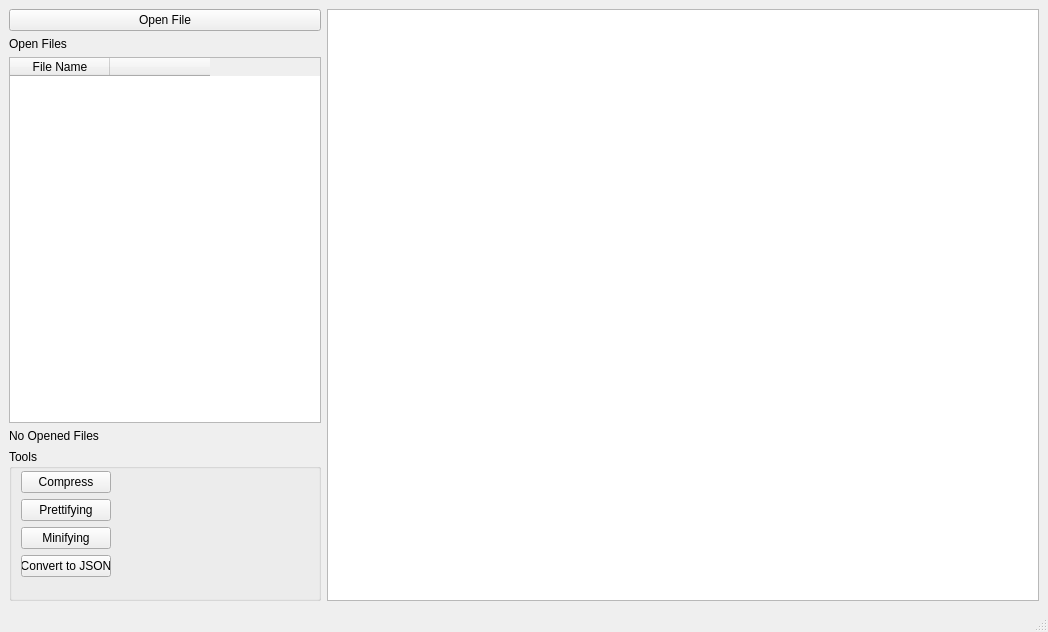
Qt form Frontend/XML_Editor/mainwindow.ui (Loayelshall/XML-Editor) before a commit.
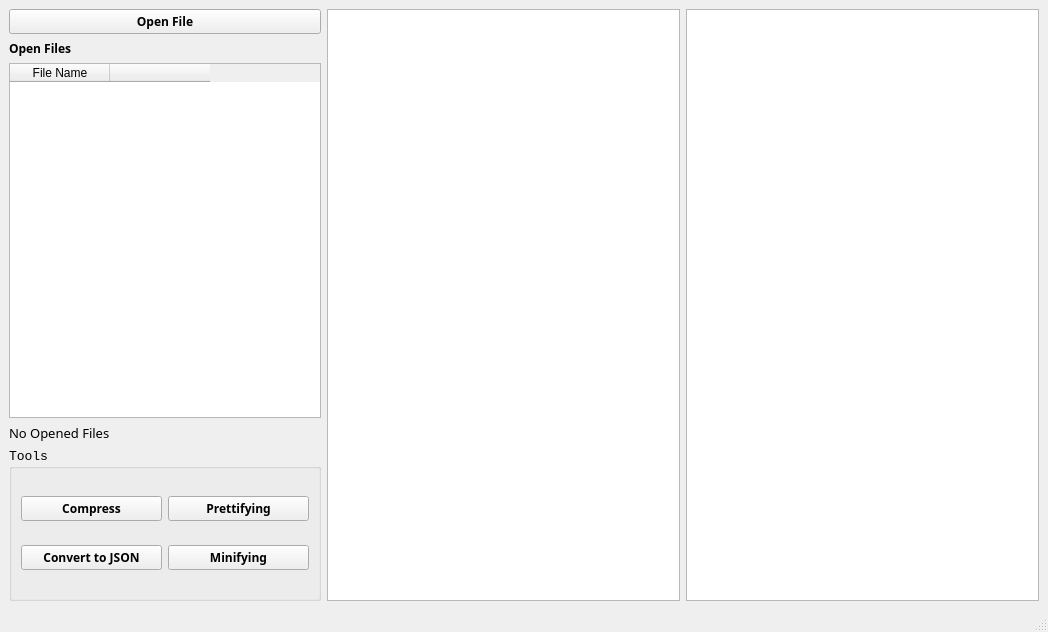
The same form after that commit.

What changed in the file:
```diff
--- a/Frontend/XML_Editor/mainwindow.ui
+++ b/Frontend/XML_Editor/mainwindow.ui
@@ -13,6 +13,11 @@
   <property name="windowTitle">
    <string>MainWindow</string>
   </property>
+  <property name="styleSheet">
+   <string notr="true">MainWindow{
+background-color: #EEEEEE;
+}</string>
+  </property>
   <widget class="QWidget" name="centralwidget">
    <layout class="QGridLayout" name="gridLayout">
     <item row="2" column="0">
@@ -21,6 +26,14 @@
        <layout class="QVBoxLayout" name="verticalLayout">
         <item>
          <widget class="QPushButton" name="pushButton">
+          <property name="font">
+           <font>
+            <family>Segoe UI Semibold</family>
+            <pointsize>9</pointsize>
+            <weight>75</weight>
+            <bold>true</bold>
+           </font>
+          </property>
           <property name="text">
            <string>Open File</string>
           </property>
@@ -28,6 +41,13 @@
         </item>
         <item>
          <widget class="QLabel" name="label">
+          <property name="font">
+           <font>
+            <family>Segoe UI Semibold</family>
+            <weight>75</weight>
+            <bold>true</bold>
+           </font>
+          </property>
           <property name="text">
            <string>Open Files</string>
           </property>
@@ -61,6 +81,9 @@
 min-width:310px;
 }</string>
           </property>
+          <property name="horizontalScrollBarPolicy">
+           <enum>Qt::ScrollBarAlwaysOff</enum>
+          </property>
           <column>
            <property name="text">
             <string>File Name</string>
@@ -75,6 +98,12 @@
         </item>
         <item>
          <widget class="QLabel" name="savedLabel">
+          <property name="font">
+           <font>
+            <family>Segoe UI Semibold</family>
+            <pointsize>10</pointsize>
+           </font>
+          </property>
           <property name="text">
            <string>No Opened Files</string>
           </property>
@@ -82,6 +111,12 @@
         </item>
         <item>
          <widget class="QGroupBox" name="groupBox">
+          <property name="font">
+           <font>
+            <family>Consolas</family>
+            <pointsize>10</pointsize>
+           </font>
+          </property>
           <property name="styleSheet">
            <string notr="true">QGroupBox{
 	min-height:135px;
@@ -90,18 +125,19 @@
           <property name="title">
            <string>Tools</string>
           </property>
-          <widget class="QWidget" name="layoutWidget">
-           <property name="geometry">
-            <rect>
-             <x>12</x>
-             <y>22</y>
-             <width>90</width>
-             <height>108</height>
-            </rect>
-           </property>
            <layout class="QVBoxLayout" name="verticalLayout_2">
             <item>
+            <layout class="QHBoxLayout" name="horizontalLayout">
+             <item>
              <widget class="QPushButton" name="pushButton_5">
+               <property name="font">
+                <font>
+                 <family>Segoe UI Semibold</family>
+                 <pointsize>9</pointsize>
+                 <weight>75</weight>
+                 <bold>true</bold>
+                </font>
+               </property>
               <property name="text">
                <string>Compress</string>
               </property>
@@ -109,48 +145,81 @@
             </item>
             <item>
              <widget class="QPushButton" name="pushButton_2">
+               <property name="font">
+                <font>
+                 <family>Segoe UI Semibold</family>
+                 <pointsize>9</pointsize>
+                 <weight>75</weight>
+                 <bold>true</bold>
+                </font>
+               </property>
               <property name="text">
                <string>Prettifying</string>
               </property>
              </widget>
             </item>
-            <item>
-             <widget class="QPushButton" name="pushButton_4">
-              <property name="text">
-               <string>Minifying</string>
-              </property>
-             </widget>
-            </item>
+            </layout>
+           </item>
+           <item>
+            <layout class="QHBoxLayout" name="horizontalLayout_3">
             <item>
              <widget class="QPushButton" name="pushButton_3">
+               <property name="font">
+                <font>
+                 <family>Segoe UI Semibold</family>
+                 <pointsize>9</pointsize>
+                 <weight>75</weight>
+                 <bold>true</bold>
+                </font>
+               </property>
               <property name="text">
                <string>Convert to JSON</string>
               </property>
              </widget>
             </item>
-           </layout>
-          </widget>
-         </widget>
+             <item>
+              <widget class="QPushButton" name="pushButton_4">
+               <property name="font">
+                <font>
+                 <family>Segoe UI Semibold</family>
+                 <pointsize>9</pointsize>
+                 <weight>75</weight>
+                 <bold>true</bold>
+                </font>
+               </property>
+               <property name="text">
+                <string>Minifying</string>
+               </property>
+              </widget>
+             </item>
+            </layout>
+           </item>
+          </layout>
+         </widget>
         </item>
        </layout>
       </item>
       <item>
-       <widget class="QTextEdit" name="textEdit">
-        <property name="minimumSize">
-         <size>
-          <width>500</width>
-          <height>0</height>
-         </size>
+       <widget class="QPlainTextEdit" name="plainTextEdit">
+        <property name="enabled">
+         <bool>true</bool>
         </property>
-        <property name="markdown">
-         <string/>
+        <property name="font">
+         <font>
+          <family>Consolas</family>
+         </font>
         </property>
-        <property name="html">
-         <string>&lt;!DOCTYPE HTML PUBLIC &quot;-//W3C//DTD HTML 4.0//EN&quot; &quot;http://www.w3.org/TR/REC-html40/strict.dtd&quot;&gt;
-&lt;html&gt;&lt;head&gt;&lt;meta name=&quot;qrichtext&quot; content=&quot;1&quot; /&gt;&lt;style type=&quot;text/css&quot;&gt;
-p, li { white-space: pre-wrap; }
-&lt;/style&gt;&lt;/head&gt;&lt;body style=&quot; font-family:'MS Shell Dlg 2'; font-size:8pt; font-weight:400; font-style:normal;&quot;&gt;
-&lt;p style=&quot;-qt-paragraph-type:empty; margin-top:0px; margin-bottom:0px; margin-left:0px; margin-right:0px; -qt-block-indent:0; text-indent:0px;&quot;&gt;&lt;br /&gt;&lt;/p&gt;&lt;/body&gt;&lt;/html&gt;</string>
+        <property name="readOnly">
+         <bool>true</bool>
+        </property>
+       </widget>
+      </item>
+      <item>
+       <widget class="QTextBrowser" name="textBrowser">
+        <property name="font">
+         <font>
+          <family>Consolas</family>
+         </font>
         </property>
        </widget>
       </item>
```
Lines whose indentation alone changed are shown as unchanged.
